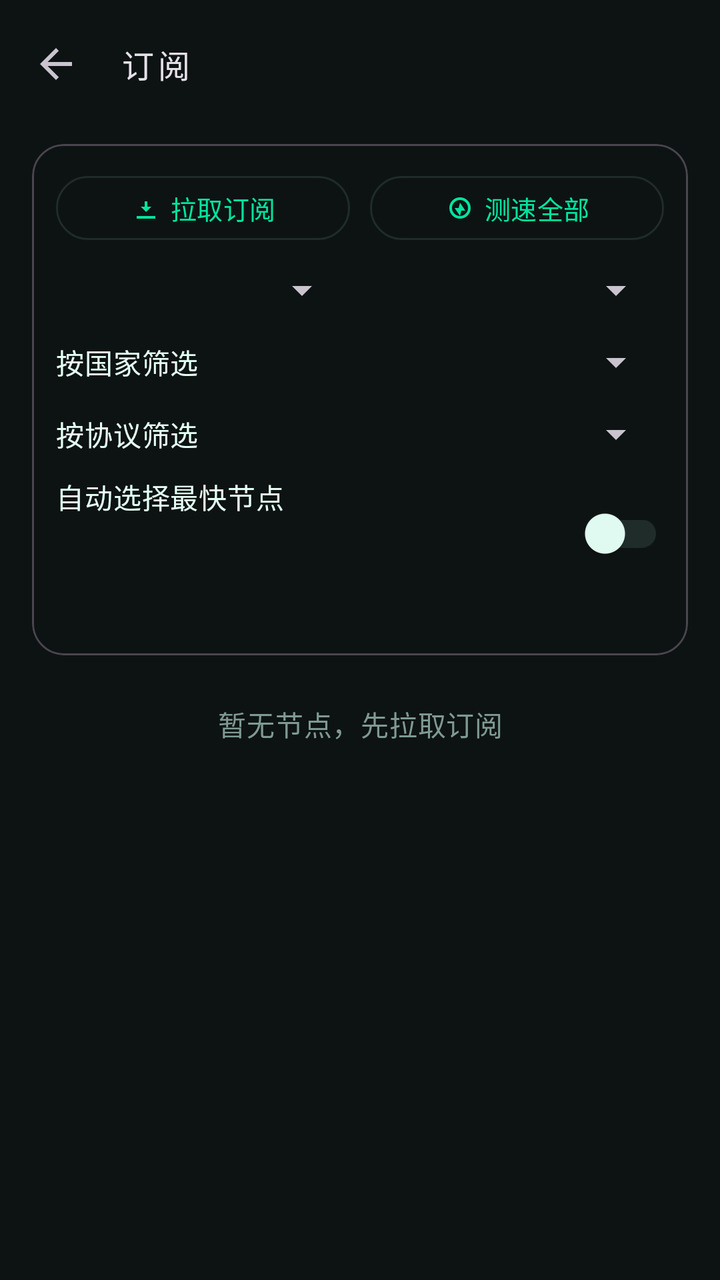
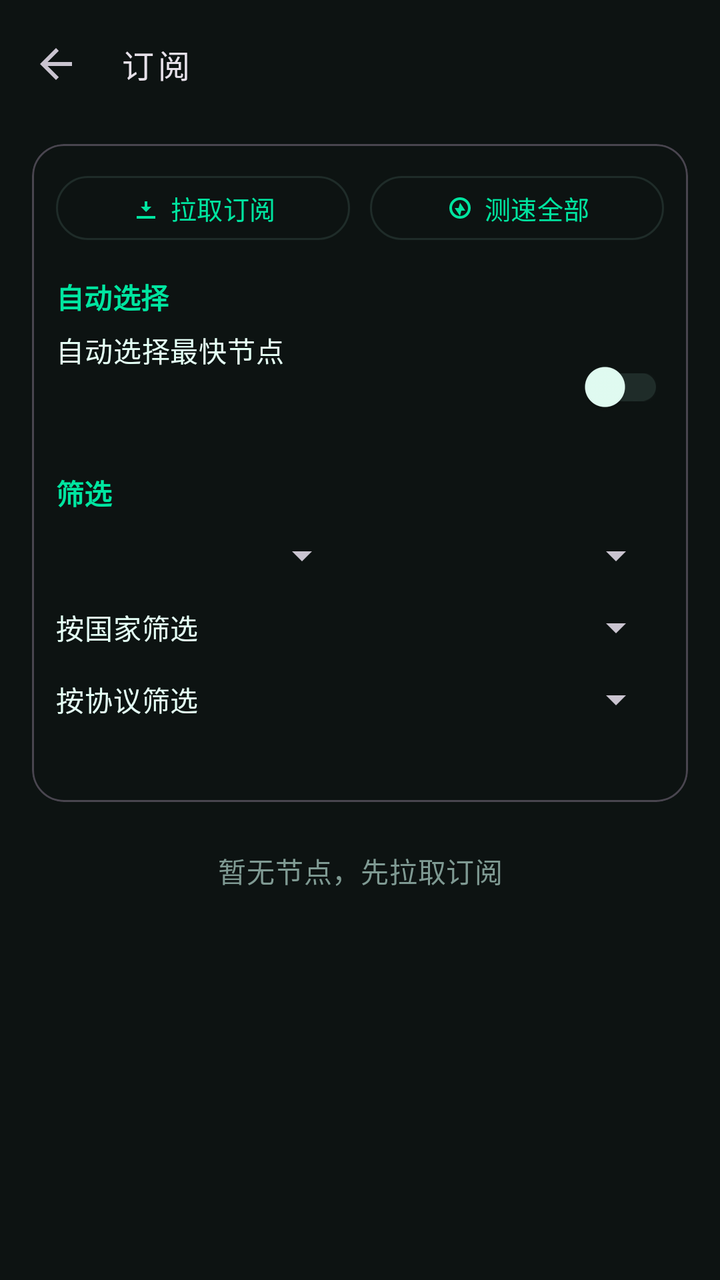

An Android layout rendered at two revisions. The XML below is the earlier revision; the diff shows what the commit changed to produce the second picture.
<!-- AndroidManifest.xml: application theme Theme.TunVPN -->
<!-- res/layout/activity_subscribe.xml -->
<?xml version="1.0" encoding="utf-8"?>
<LinearLayout xmlns:android="http://schemas.android.com/apk/res/android"
	xmlns:app="http://schemas.android.com/apk/res-auto"
	android:orientation="vertical"
	android:layout_width="match_parent"
	android:layout_height="match_parent"
	android:background="?attr/colorSurface">
	<com.google.android.material.appbar.MaterialToolbar
		android:id="@+id/toolbar"
		android:layout_width="match_parent"
		android:layout_height="?attr/actionBarSize"
		app:navigationIcon="?attr/homeAsUpIndicator"
		app:title="@string/subscribe"
		app:titleTextAppearance="@style/TextAppearance.TunVPN.Toolbar"/>
	<com.google.android.material.card.MaterialCardView
		style="@style/Widget.Material3.CardView.Outlined"
		android:layout_width="match_parent"
		android:layout_height="wrap_content"
		android:layout_marginLeft="16dp"
		android:layout_marginRight="16dp"
		android:layout_marginTop="8dp"
		app:cardCornerRadius="16dp">
		<LinearLayout
			android:orientation="vertical"
			android:layout_width="match_parent"
			android:layout_height="wrap_content"
			android:padding="12dp">
			<LinearLayout
				android:orientation="horizontal"
				android:layout_width="match_parent"
				android:layout_height="wrap_content">
				<com.google.android.material.button.MaterialButton
					android:id="@+id/sub_fetch"
					style="?attr/materialButtonOutlinedStyle"
					android:layout_width="0dp"
					android:layout_weight="1"
					android:layout_height="wrap_content"
					android:minHeight="40dp"
					android:text="@string/sub_fetch"
					android:textSize="13sp"
					app:cornerRadius="20dp"
					app:icon="@drawable/ic_subscribe"
					app:iconGravity="textStart"
					app:iconPadding="4dp"
					app:iconSize="16dp"/>
				<com.google.android.material.button.MaterialButton
					android:id="@+id/sub_test_all"
					style="?attr/materialButtonOutlinedStyle"
					android:layout_width="0dp"
					android:layout_weight="1"
					android:layout_height="wrap_content"
					android:layout_marginStart="10dp"
					android:minHeight="40dp"
					android:text="@string/sub_test_all"
					android:textSize="13sp"
					app:cornerRadius="20dp"
					app:icon="@drawable/ic_speed"
					app:iconGravity="textStart"
					app:iconPadding="4dp"
					app:iconSize="16dp"/>
			</LinearLayout>
			<LinearLayout
				android:orientation="horizontal"
				android:layout_width="match_parent"
				android:layout_height="wrap_content"
				android:layout_marginTop="6dp">
				<Spinner
					android:id="@+id/sub_sort"
					android:layout_width="0dp"
					android:layout_weight="1"
					android:layout_height="wrap_content"
					android:minHeight="30dp"
					android:spinnerMode="dropdown"/>
				<Spinner
					android:id="@+id/sub_filter"
					android:layout_width="0dp"
					android:layout_weight="1"
					android:layout_height="wrap_content"
					android:layout_marginStart="10dp"
					android:minHeight="30dp"
					android:spinnerMode="dropdown"/>
			</LinearLayout>
			<LinearLayout
				android:orientation="horizontal"
				android:layout_width="match_parent"
				android:layout_height="wrap_content"
				android:layout_marginTop="6dp"
				android:gravity="center_vertical">
				<TextView
					android:layout_width="wrap_content"
					android:layout_height="wrap_content"
					android:text="@string/sub_country_filter_label"
					android:textAppearance="?attr/textAppearanceBodyMedium"
					android:textColor="?attr/colorOnSurface"/>
				<Spinner
					android:id="@+id/sub_country_filter"
					android:layout_width="0dp"
					android:layout_height="wrap_content"
					android:layout_weight="1"
					android:layout_marginStart="10dp"
					android:minHeight="30dp"
					android:spinnerMode="dropdown"/>
			</LinearLayout>
			<LinearLayout
				android:orientation="horizontal"
				android:layout_width="match_parent"
				android:layout_height="wrap_content"
				android:layout_marginTop="6dp"
				android:gravity="center_vertical">
				<TextView
					android:layout_width="wrap_content"
					android:layout_height="wrap_content"
					android:text="@string/sub_proto_filter_label"
					android:textAppearance="?attr/textAppearanceBodyMedium"
					android:textColor="?attr/colorOnSurface"/>
				<Spinner
					android:id="@+id/sub_proto_filter"
					android:layout_width="0dp"
					android:layout_height="wrap_content"
					android:layout_weight="1"
					android:layout_marginStart="10dp"
					android:minHeight="30dp"
					android:spinnerMode="dropdown"/>
			</LinearLayout>
			<LinearLayout
				android:orientation="horizontal"
				android:layout_width="match_parent"
				android:layout_height="wrap_content"
				android:layout_marginTop="6dp"
				android:gravity="center_vertical">
				<LinearLayout
					android:orientation="vertical"
					android:layout_width="0dp"
					android:layout_height="wrap_content"
					android:layout_weight="1">
					<TextView
						android:layout_width="match_parent"
						android:layout_height="wrap_content"
						android:text="@string/sub_auto"
						android:textAppearance="?attr/textAppearanceBodyMedium"
						android:textColor="?attr/colorOnSurface"/>
					<TextView
						android:id="@+id/sub_auto_hint"
						android:layout_width="match_parent"
						android:layout_height="wrap_content"
						android:paddingTop="2dp"
						android:textAppearance="?attr/textAppearanceBodySmall"
						android:textColor="?attr/colorPrimary"/>
					<TextView
						android:id="@+id/sub_test_url"
						android:layout_width="match_parent"
						android:layout_height="wrap_content"
						android:ellipsize="middle"
						android:maxLines="1"
						android:paddingBottom="2dp"
						android:textAppearance="?attr/textAppearanceBodySmall"
						android:textColor="?attr/colorPrimary"/>
				</LinearLayout>
				<com.google.android.material.switchmaterial.SwitchMaterial
					android:id="@+id/sub_auto"
					android:layout_width="wrap_content"
					android:layout_height="wrap_content"
					android:layout_marginStart="8dp"/>
			</LinearLayout>
			<LinearLayout
				android:id="@+id/sub_country_row"
				android:orientation="horizontal"
				android:layout_width="match_parent"
				android:layout_height="wrap_content"
				android:layout_marginTop="6dp"
				android:gravity="center_vertical"
				android:visibility="gone">
				<TextView
					android:layout_width="0dp"
					android:layout_height="wrap_content"
					android:layout_weight="1"
					android:text="@string/sub_country_label"
					android:textAppearance="?attr/textAppearanceBodyMedium"
					android:textColor="?attr/colorOnSurface"/>
				<Spinner
					android:id="@+id/sub_country"
					android:layout_width="0dp"
					android:layout_height="wrap_content"
					android:layout_weight="1"
					android:minHeight="30dp"
					android:spinnerMode="dropdown"/>
				<com.google.android.material.button.MaterialButton
					android:id="@+id/sub_detect_country"
					style="?attr/materialButtonOutlinedStyle"
					android:layout_width="wrap_content"
					android:layout_height="wrap_content"
					android:layout_marginStart="8dp"
					android:minHeight="32dp"
					android:text="@string/sub_detect"
					android:textSize="12sp"/>
			</LinearLayout>
			<TextView
				android:id="@+id/sub_stats"
				android:layout_width="match_parent"
				android:layout_height="wrap_content"
				android:layout_marginTop="4dp"
				android:textAppearance="?attr/textAppearanceBodySmall"
				android:textColor="?attr/colorOnSurfaceVariant"/>
			</LinearLayout>
			</com.google.android.material.card.MaterialCardView>
	<TextView
		android:id="@+id/sub_empty"
		android:layout_width="match_parent"
		android:layout_height="wrap_content"
		android:gravity="center"
		android:padding="24dp"
		android:text="@string/sub_empty"
		android:textAppearance="?attr/textAppearanceBodyMedium"
		android:textColor="?attr/colorOnSurfaceVariant"/>
	<ListView
		android:id="@+id/sub_list"
		android:layout_width="match_parent"
		android:layout_height="match_parent"
		android:clipToPadding="false"
		android:divider="@android:color/transparent"
		android:dividerHeight="10dp"
		android:paddingLeft="16dp"
		android:paddingRight="16dp"
		android:paddingTop="4dp"
		android:paddingBottom="16dp"
		android:scrollbarStyle="outsideOverlay"/>
</LinearLayout>
<!-- resources referenced by this layout -->
<resources>
  <!-- drawable ic_speed (drawable) -->
  <vector xmlns:android="http://schemas.android.com/apk/res/android"
  	android:width="24dp"
  	android:height="24dp"
  	android:viewportWidth="24"
  	android:viewportHeight="24">
  	<path
  		android:fillColor="#000000"
  		android:pathData="M12,4a8,8 0 1,0 0,16 8,8 0 0,0 0,-16zM12,6a6,6 0 1,1 0,12 6,6 0 0,1 0,-12zM12,8l4,6h-3l-1,4 -4,-6h3l1,-4z"/>
  </vector>
  <!-- drawable ic_subscribe (drawable) -->
  <vector xmlns:android="http://schemas.android.com/apk/res/android"
  	android:width="24dp"
  	android:height="24dp"
  	android:viewportWidth="24"
  	android:viewportHeight="24">
  	<path
  		android:fillColor="#000000"
  		android:pathData="M12,15l-4,-4h3V7h2v4h3l-4,4zM5,18h14v2H5V18z"/>
  </vector>
  <string name="sub_auto">自动选择最快节点</string>
  <string name="sub_country_filter_label">按国家筛选</string>
  <string name="sub_country_label">自动选择国家/地区</string>
  <string name="sub_detect">探测国家</string>
  <string name="sub_empty">暂无节点，先拉取订阅</string>
  <string name="sub_fetch">拉取订阅</string>
  <string name="sub_proto_filter_label">按协议筛选</string>
  <string name="sub_test_all">测速全部</string>
  <string name="subscribe">订阅</string>
  <style name="TextAppearance.TunVPN.Toolbar" parent="TextAppearance.Material3.TitleMedium">
  		<item name="fontFamily">monospace</item>
  		<item name="android:fontFamily">monospace</item>
  		<item name="android:letterSpacing">0.12</item>
  	</style>
  <style name="Theme.TunVPN" parent="Theme.Material3.Dark.NoActionBar">
  		<item name="colorPrimary">#00E5A0</item>
  		<item name="colorOnPrimary">#060A09</item>
  		<item name="colorPrimaryContainer">#10261F</item>
  		<item name="colorOnPrimaryContainer">#6CFFD0</item>
  		<item name="colorSecondary">#00E5A0</item>
  		<item name="colorOnSecondary">#060A09</item>
  		<item name="colorSecondaryContainer">#0B2E26</item>
  		<item name="colorOnSecondaryContainer">#6CFFD0</item>
  		<item name="colorError">#FF5C7A</item>
  		<item name="colorOnError">#060A09</item>
  		<item name="colorErrorContainer">#3A1220</item>
  		<item name="colorOnErrorContainer">#FFC2CE</item>
  		<item name="android:colorBackground">#060A09</item>
  		<item name="colorSurface">#0D1312</item>
  		<item name="colorOnSurface">#E4FFF5</item>
  		<item name="colorSurfaceVariant">#131B1A</item>
  		<item name="colorOnSurfaceVariant">#7F9A93</item>
  		<item name="colorSurfaceContainer">#18221F</item>
  		<item name="colorOutline">#1F2C29</item>
  		<item name="android:statusBarColor">@android:color/transparent</item>
  		<item name="android:navigationBarColor">@android:color/transparent</item>
  		<item name="android:windowLightStatusBar">false</item>
  		<item name="android:windowBackground">#060A09</item>
  	</style>
</resources>

<!-- the commit's change to res/layout/activity_subscribe.xml (unified diff, before → after) -->
@@ -59,69 +59,16 @@
 					app:iconPadding="4dp"
 					app:iconSize="16dp"/>
 			</LinearLayout>
-			<LinearLayout
-				android:orientation="horizontal"
-				android:layout_width="match_parent"
-				android:layout_height="wrap_content"
-				android:layout_marginTop="6dp">
-				<Spinner
-					android:id="@+id/sub_sort"
-					android:layout_width="0dp"
-					android:layout_weight="1"
-					android:layout_height="wrap_content"
-					android:minHeight="30dp"
-					android:spinnerMode="dropdown"/>
-				<Spinner
-					android:id="@+id/sub_filter"
-					android:layout_width="0dp"
-					android:layout_weight="1"
-					android:layout_height="wrap_content"
-					android:layout_marginStart="10dp"
-					android:minHeight="30dp"
-					android:spinnerMode="dropdown"/>
-			</LinearLayout>
-			<LinearLayout
-				android:orientation="horizontal"
-				android:layout_width="match_parent"
-				android:layout_height="wrap_content"
-				android:layout_marginTop="6dp"
-				android:gravity="center_vertical">
-				<TextView
-					android:layout_width="wrap_content"
-					android:layout_height="wrap_content"
-					android:text="@string/sub_country_filter_label"
-					android:textAppearance="?attr/textAppearanceBodyMedium"
-					android:textColor="?attr/colorOnSurface"/>
-				<Spinner
-					android:id="@+id/sub_country_filter"
-					android:layout_width="0dp"
-					android:layout_height="wrap_content"
-					android:layout_weight="1"
-					android:layout_marginStart="10dp"
-					android:minHeight="30dp"
-					android:spinnerMode="dropdown"/>
-			</LinearLayout>
-			<LinearLayout
-				android:orientation="horizontal"
-				android:layout_width="match_parent"
-				android:layout_height="wrap_content"
-				android:layout_marginTop="6dp"
-				android:gravity="center_vertical">
-				<TextView
-					android:layout_width="wrap_content"
-					android:layout_height="wrap_content"
-					android:text="@string/sub_proto_filter_label"
-					android:textAppearance="?attr/textAppearanceBodyMedium"
-					android:textColor="?attr/colorOnSurface"/>
-				<Spinner
-					android:id="@+id/sub_proto_filter"
-					android:layout_width="0dp"
-					android:layout_height="wrap_content"
-					android:layout_weight="1"
-					android:layout_marginStart="10dp"
-					android:minHeight="30dp"
-					android:spinnerMode="dropdown"/>
-			</LinearLayout>
+
+			
+			<TextView
+				android:layout_width="match_parent"
+				android:layout_height="wrap_content"
+				android:layout_marginTop="14dp"
+				android:text="@string/sub_section_auto"
+				android:textAppearance="?attr/textAppearanceTitleSmall"
+				android:textColor="?attr/colorPrimary"
+				android:textStyle="bold"/>
 			<LinearLayout
 				android:orientation="horizontal"
 				android:layout_width="match_parent"
@@ -162,47 +109,132 @@
 					android:layout_height="wrap_content"
 					android:layout_marginStart="8dp"/>
 			</LinearLayout>
+			
 			<LinearLayout
 				android:id="@+id/sub_country_row"
+				android:orientation="vertical"
+				android:layout_width="match_parent"
+				android:layout_height="wrap_content"
+				android:layout_marginTop="8dp"
+				android:visibility="gone">
+				<LinearLayout
+					android:orientation="horizontal"
+					android:layout_width="match_parent"
+					android:layout_height="wrap_content"
+					android:gravity="center_vertical">
+					<TextView
+						android:layout_width="0dp"
+						android:layout_height="wrap_content"
+						android:layout_weight="1"
+						android:text="@string/sub_country_label"
+						android:textAppearance="?attr/textAppearanceBodyMedium"
+						android:textColor="?attr/colorOnSurface"/>
+					<Spinner
+						android:id="@+id/sub_country"
+						android:layout_width="0dp"
+						android:layout_height="wrap_content"
+						android:layout_weight="1"
+						android:minHeight="30dp"
+						android:spinnerMode="dropdown"/>
+					<com.google.android.material.button.MaterialButton
+						android:id="@+id/sub_detect_country"
+						style="?attr/materialButtonOutlinedStyle"
+						android:layout_width="wrap_content"
+						android:layout_height="wrap_content"
+						android:layout_marginStart="8dp"
+						android:minHeight="32dp"
+						android:text="@string/sub_detect"
+						android:textSize="12sp"/>
+				</LinearLayout>
+				<TextView
+					android:layout_width="match_parent"
+					android:layout_height="wrap_content"
+					android:layout_marginTop="4dp"
+					android:text="@string/sub_auto_country_hint"
+					android:textAppearance="@style/TextAppearance.TunVPN.Hint"/>
+			</LinearLayout>
+
+			
+			<TextView
+				android:layout_width="match_parent"
+				android:layout_height="wrap_content"
+				android:layout_marginTop="14dp"
+				android:text="@string/sub_section_filter"
+				android:textAppearance="?attr/textAppearanceTitleSmall"
+				android:textColor="?attr/colorPrimary"
+				android:textStyle="bold"/>
+			<LinearLayout
+				android:orientation="horizontal"
+				android:layout_width="match_parent"
+				android:layout_height="wrap_content"
+				android:layout_marginTop="6dp">
+				<Spinner
+					android:id="@+id/sub_sort"
+					android:layout_width="0dp"
+					android:layout_weight="1"
+					android:layout_height="wrap_content"
+					android:minHeight="30dp"
+					android:spinnerMode="dropdown"/>
+				<Spinner
+					android:id="@+id/sub_filter"
+					android:layout_width="0dp"
+					android:layout_weight="1"
+					android:layout_height="wrap_content"
+					android:layout_marginStart="10dp"
+					android:minHeight="30dp"
+					android:spinnerMode="dropdown"/>
+			</LinearLayout>
+			<LinearLayout
 				android:orientation="horizontal"
 				android:layout_width="match_parent"
 				android:layout_height="wrap_content"
 				android:layout_marginTop="6dp"
-				android:gravity="center_vertical"
-				android:visibility="gone">
+				android:gravity="center_vertical">
 				<TextView
-					android:layout_width="0dp"
-					android:layout_height="wrap_content"
-					android:layout_weight="1"
-					android:text="@string/sub_country_label"
+					android:layout_width="wrap_content"
+					android:layout_height="wrap_content"
+					android:text="@string/sub_country_filter_label"
 					android:textAppearance="?attr/textAppearanceBodyMedium"
 					android:textColor="?attr/colorOnSurface"/>
 				<Spinner
-					android:id="@+id/sub_country"
-					android:layout_width="0dp"
-					android:layout_height="wrap_content"
-					android:layout_weight="1"
-					android:minHeight="30dp"
-					android:spinnerMode="dropdown"/>
-				<com.google.android.material.button.MaterialButton
-					android:id="@+id/sub_detect_country"
-					style="?attr/materialButtonOutlinedStyle"
+					android:id="@+id/sub_country_filter"
+					android:layout_width="0dp"
+					android:layout_height="wrap_content"
+					android:layout_weight="1"
+					android:layout_marginStart="10dp"
+					android:minHeight="30dp"
+					android:spinnerMode="dropdown"/>
+			</LinearLayout>
+			<LinearLayout
+				android:orientation="horizontal"
+				android:layout_width="match_parent"
+				android:layout_height="wrap_content"
+				android:layout_marginTop="6dp"
+				android:gravity="center_vertical">
+				<TextView
 					android:layout_width="wrap_content"
 					android:layout_height="wrap_content"
-					android:layout_marginStart="8dp"
-					android:minHeight="32dp"
-					android:text="@string/sub_detect"
-					android:textSize="12sp"/>
+					android:text="@string/sub_proto_filter_label"
+					android:textAppearance="?attr/textAppearanceBodyMedium"
+					android:textColor="?attr/colorOnSurface"/>
+				<Spinner
+					android:id="@+id/sub_proto_filter"
+					android:layout_width="0dp"
+					android:layout_height="wrap_content"
+					android:layout_weight="1"
+					android:layout_marginStart="10dp"
+					android:minHeight="30dp"
+					android:spinnerMode="dropdown"/>
 			</LinearLayout>
 			<TextView
 				android:id="@+id/sub_stats"
 				android:layout_width="match_parent"
 				android:layout_height="wrap_content"
-				android:layout_marginTop="4dp"
+				android:layout_marginTop="8dp"
 				android:textAppearance="?attr/textAppearanceBodySmall"
 				android:textColor="?attr/colorOnSurfaceVariant"/>
-			</LinearLayout>
-			</com.google.android.material.card.MaterialCardView>
+		</LinearLayout>
+	</com.google.android.material.card.MaterialCardView>
 	<TextView
 		android:id="@+id/sub_empty"
 		android:layout_width="match_parent"
<!-- resource entries referenced after the edit -->
@@ -21,14 +21,21 @@
   		android:pathData="M12,15l-4,-4h3V7h2v4h3l-4,4zM5,18h14v2H5V18z"/>
   </vector>
   <string name="sub_auto">自动选择最快节点</string>
+  <string name="sub_auto_country_hint">自动模式下：选「自动最优国家」会按测速自动挑最快的国家；选具体国家则在该国挑最快节点；选「全局最快」则不限国家。点「探测国家」可识别各节点所属国家。</string>
   <string name="sub_country_filter_label">按国家筛选</string>
   <string name="sub_country_label">自动选择国家/地区</string>
   <string name="sub_detect">探测国家</string>
   <string name="sub_empty">暂无节点，先拉取订阅</string>
   <string name="sub_fetch">拉取订阅</string>
   <string name="sub_proto_filter_label">按协议筛选</string>
+  <string name="sub_section_auto">自动选择</string>
+  <string name="sub_section_filter">筛选</string>
   <string name="sub_test_all">测速全部</string>
   <string name="subscribe">订阅</string>
+  <style name="TextAppearance.TunVPN.Hint" parent="TextAppearance.Material3.BodyMedium">
+  		<item name="android:textColor">?attr/colorOnSurfaceVariant</item>
+  		<item name="android:lineSpacingMultiplier">1.15</item>
+  	</style>
   <style name="TextAppearance.TunVPN.Toolbar" parent="TextAppearance.Material3.TitleMedium">
   		<item name="fontFamily">monospace</item>
   		<item name="android:fontFamily">monospace</item>
